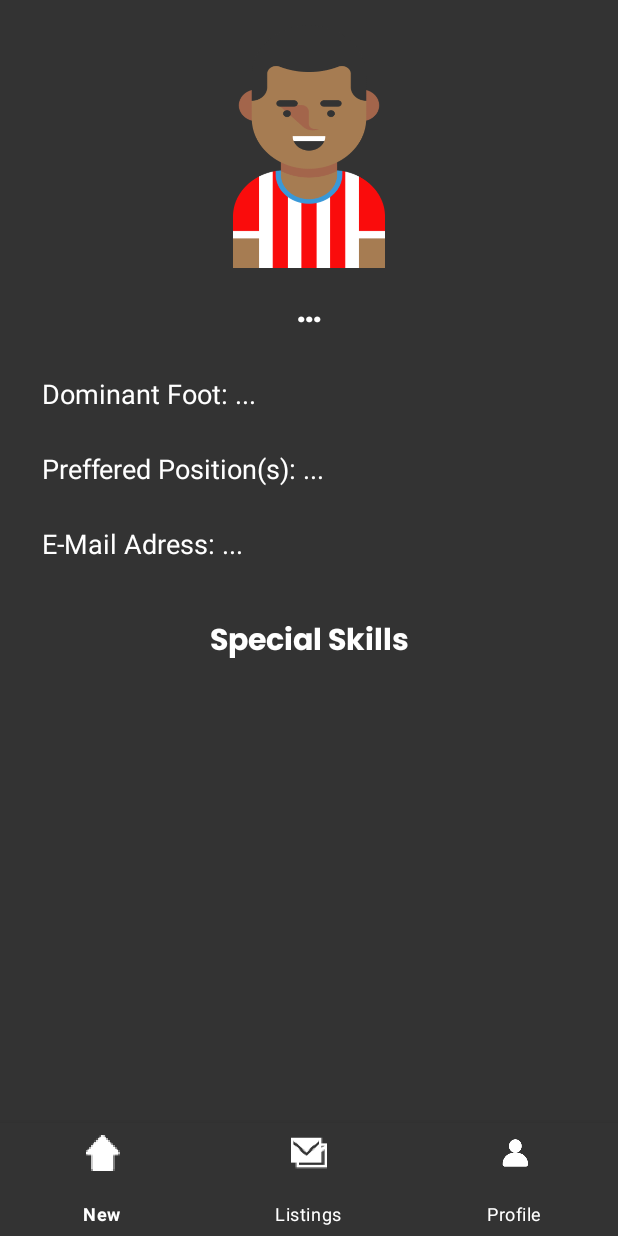
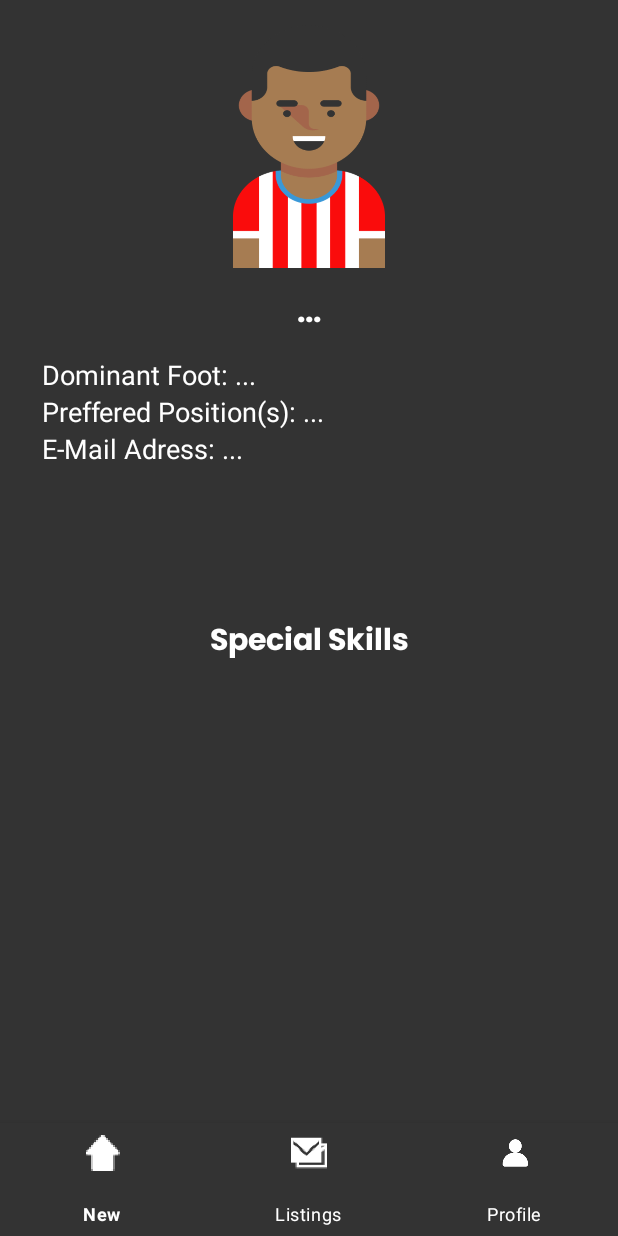
Before and after one commit to merakserhat/BilFoot, an Android app: the layout activity_profile_screen.xml on its own in the app's theme, with its tools: preview values and no code run, on a phone screen of 412 x 824 dp. Run offline under Robolectric (Android 15) with nearby library versions, the phone set to English and light mode, and no system bars.

Commit message:
Bug fixes

```diff
--- a/app/src/main/java/com/bilmatch/bilfoot/view/ProfileScreenActivity.java
+++ b/app/src/main/java/com/bilmatch/bilfoot/view/ProfileScreenActivity.java
@@ -14,10 +14,12 @@ import android.view.View;
 import android.view.ViewGroup;
 import android.widget.ArrayAdapter;
 import android.widget.BaseAdapter;
+import android.widget.HorizontalScrollView;
 import android.widget.ImageButton;
 import android.widget.ImageView;
 import android.widget.ListAdapter;
 import android.widget.ListView;
+import android.widget.ScrollView;
 import android.widget.TextView;
 import android.widget.Toolbar;
 
@@ -63,6 +65,8 @@ public class ProfileScreenActivity extends AppCompatActivity {
         list = findViewById(R.id.list);
         appmenu = findViewById(R.id.appmenu);
 
+
+
         getExtraInfo();
 
 
@@ -105,7 +109,7 @@ public class ProfileScreenActivity extends AppCompatActivity {
                 return true;
             });
         }else {
-            appmenu.setVisibility(View.GONE);
+            appmenu.setVisibility(View.INVISIBLE);
 
             getSupportActionBar().setDisplayHomeAsUpEnabled(true);
 
--- a/app/src/main/res/layout/activity_profile_screen.xml
+++ b/app/src/main/res/layout/activity_profile_screen.xml
@@ -53,7 +53,7 @@
 
 
         <LinearLayout
-            android:layout_width="wrap_content"
+            android:layout_width="match_parent"
             android:layout_height="match_parent"
 
             android:orientation="vertical">
@@ -61,8 +61,8 @@
 
             <TextView
                 android:id="@+id/dominantfoot"
-                android:layout_width="match_parent"
-                android:layout_height="50dp"
+                android:layout_width="wrap_content"
+                android:layout_height="wrap_content"
                 android:layout_marginStart="4dp"
                 android:gravity="center_vertical"
                 android:text="Dominant Foot: ..."
@@ -71,8 +71,8 @@
 
             <TextView
                 android:id="@+id/positions"
-                android:layout_width="match_parent"
-                android:layout_height="50dp"
+                android:layout_width="wrap_content"
+                android:layout_height="wrap_content"
                 android:gravity="center_vertical"
                 android:layout_marginStart="4dp"
                 android:text="Preffered Position(s): ..."
@@ -81,8 +81,8 @@
 
             <TextView
                 android:id="@+id/email"
-                android:layout_width="match_parent"
-                android:layout_height="50dp"
+                android:layout_width="wrap_content"
+                android:layout_height="wrap_content"
                 android:layout_marginStart="4dp"
                 android:gravity="center_vertical"
                 android:text="E-Mail Adress: ..."
```
